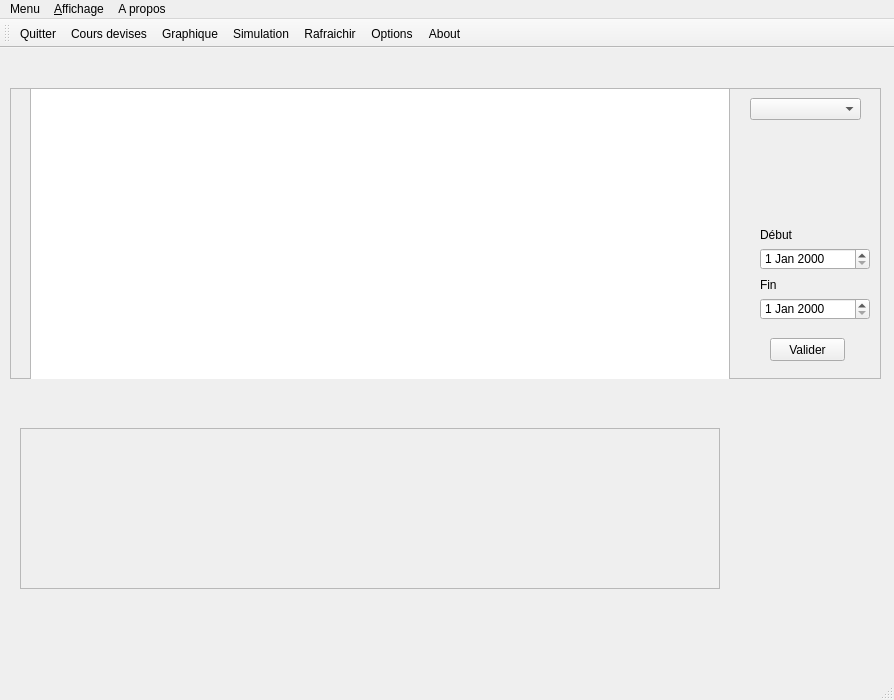
Old version of the form Projet3_TRADING/mainwindow.ui in the repository MacFly669/myGitFiles.
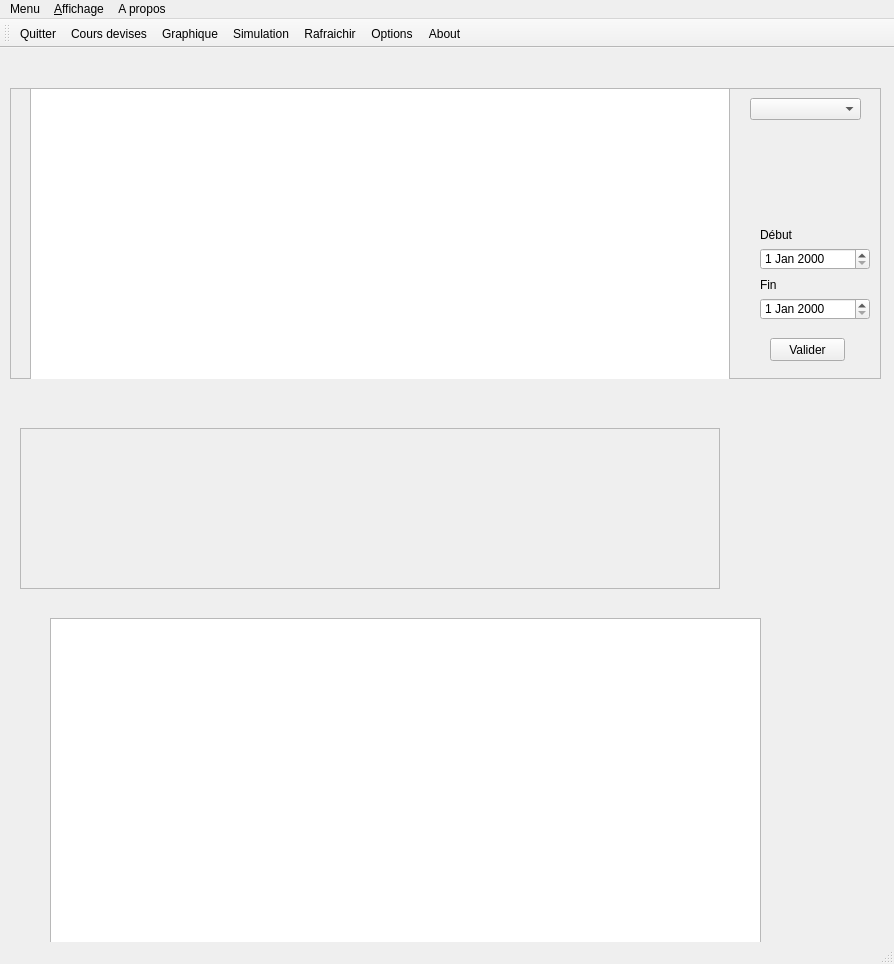
New version of the form. Icons and pictures are not drawn.

Diff of the .ui file:
```diff
--- a/Projet3_TRADING/mainwindow.ui
+++ b/Projet3_TRADING/mainwindow.ui
@@ -7,7 +7,7 @@
     <x>0</x>
     <y>0</y>
     <width>894</width>
-    <height>700</height>
+    <height>964</height>
    </rect>
   </property>
   <property name="windowTitle">
@@ -158,6 +158,16 @@
      <enum>QFrame::Raised</enum>
     </property>
    </widget>
+   <widget class="QTableWidget" name="tableWidget">
+    <property name="geometry">
+     <rect>
+      <x>50</x>
+      <y>570</y>
+      <width>711</width>
+      <height>331</height>
+     </rect>
+    </property>
+   </widget>
   </widget>
   <widget class="QMenuBar" name="menuBar">
    <property name="geometry">
```
